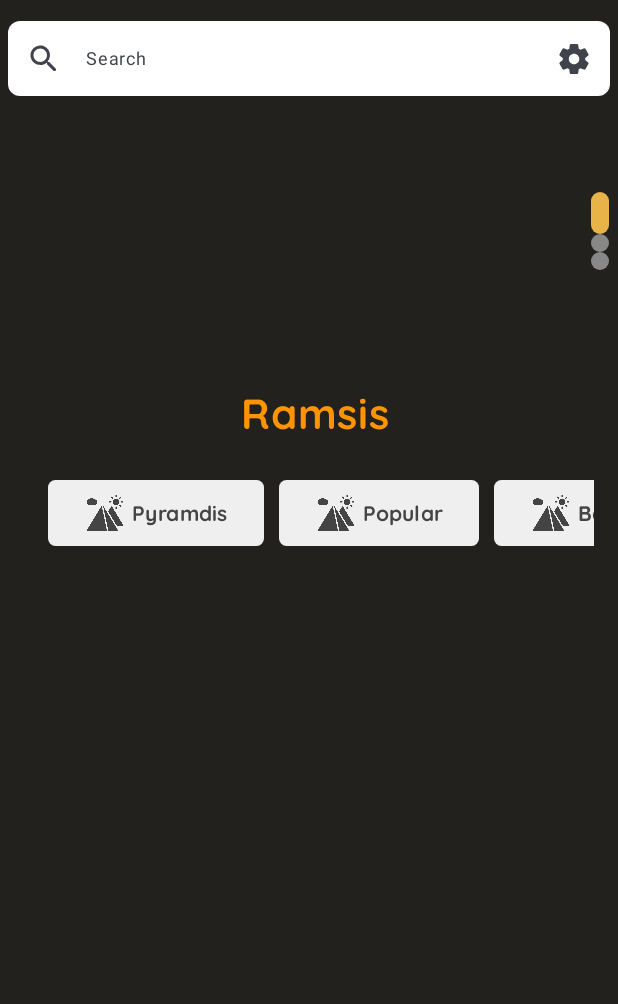
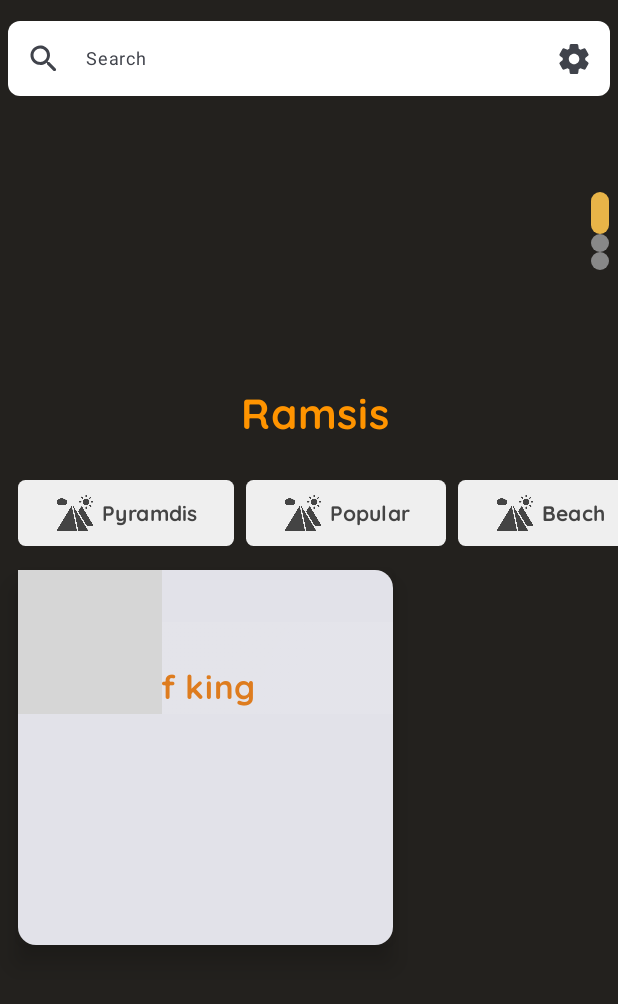
Before and after one commit to mohameddaoudmo/Discover-Egypt, an Android app built with Jetpack Compose: the screen it shows after launch (MainActivity), on a phone screen of 412 x 824 dp, the part 144-1148 px from its top. Run offline under Robolectric (Android 15) with nearby library versions, the light colour scheme and no system bars; grey boxes are pictures that could not be loaded.

Commit message:
Main screen ui

```diff
--- a/app/src/main/java/com/example/discoveregypt/AppRoute.kt
+++ b/app/src/main/java/com/example/discoveregypt/AppRoute.kt
@@ -4,7 +4,7 @@ import androidx.compose.runtime.Composable
 import androidx.navigation.NavHostController
 import androidx.navigation.compose.NavHost
 import androidx.navigation.compose.composable
-import com.example.discoveregypt.screen.HomeScreen
+import com.example.discoveregypt.screen.mainScreen.HomeScreen
 
 object AppRoute {
 
--- /dev/null
+++ b/app/src/main/java/com/example/discoveregypt/screen/mainScreen/CatergroisCard.kt
@@ -0,0 +1,129 @@
+package com.example.discoveregypt.screen.mainScreen
+
+import androidx.compose.foundation.Image
+import androidx.compose.foundation.background
+import androidx.compose.foundation.layout.Arrangement
+import androidx.compose.foundation.layout.Box
+import androidx.compose.foundation.layout.Column
+import androidx.compose.foundation.layout.PaddingValues
+import androidx.compose.foundation.layout.Row
+import androidx.compose.foundation.layout.fillMaxSize
+import androidx.compose.foundation.layout.fillMaxWidth
+import androidx.compose.foundation.layout.height
+import androidx.compose.foundation.layout.padding
+import androidx.compose.foundation.layout.width
+import androidx.compose.foundation.lazy.LazyRow
+import androidx.compose.foundation.lazy.items
+import androidx.compose.foundation.shape.RoundedCornerShape
+import androidx.compose.material3.Card
+import androidx.compose.material3.CardColors
+import androidx.compose.material3.MaterialTheme
+import androidx.compose.material3.Text
+import androidx.compose.runtime.Composable
+import androidx.compose.ui.Alignment
+import androidx.compose.ui.Modifier
+import androidx.compose.ui.draw.clip
+import androidx.compose.ui.draw.shadow
+import androidx.compose.ui.geometry.Offset
+import androidx.compose.ui.graphics.Brush
+import androidx.compose.ui.graphics.Color
+import androidx.compose.ui.layout.ContentScale
+import androidx.compose.ui.modifier.modifierLocalProvider
+import androidx.compose.ui.res.painterResource
+import androidx.compose.ui.text.font.FontFamily
+import androidx.compose.ui.text.font.FontStyle
+import androidx.compose.ui.text.font.FontWeight
+import androidx.compose.ui.tooling.preview.Preview
+import androidx.compose.ui.tooling.preview.Wallpapers
+import androidx.compose.ui.unit.dp
+import androidx.compose.ui.unit.sp
+import com.example.discoveregypt.R
+import com.example.discoveregypt.ui.theme.Gold
+import com.example.discoveregypt.ui.theme.firaSansFamily
+
+data class Places(val name: String, val city: String, val photo: Int?)
+
+val popularplaces = listOf<Places>(Places(name = "Vallay of Kings", city = "Luxor", photo = null))
+
+@Composable
+fun categories() {
+    LazyRow(
+        contentPadding = PaddingValues(horizontal = 12.dp),
+        horizontalArrangement = Arrangement.SpaceEvenly
+    ) {
+        items(popularplaces) {
+            Cardcategories()
+        }
+    }
+}
+
+@Composable
+fun Cardcategories() {
+
+    Card(
+        modifier = Modifier
+            .fillMaxSize()
+            .width(250.dp)
+            .height(250.dp)
+            .shadow(10.dp, RoundedCornerShape(4.dp))
+            .clip(RoundedCornerShape(6.dp))
+    ) {
+
+
+        Box(
+
+
+        ) {
+
+            Image(
+                painter = painterResource(id = R.drawable.ramasis),
+                contentDescription = null,
+                contentScale = ContentScale.Crop
+            )
+            description(modifier = Modifier.align(Alignment.BottomCenter))
+
+
+        }
+    }
+}
+
+@Composable
+fun description(modifier: Modifier = Modifier) {
+    Box(
+        modifier = modifier
+            .fillMaxWidth()
+            .background(
+                Brush.radialGradient(
+                    listOf(
+                        Color(0x12FFFFFF), Color(0xDFFFFFF), Color(0x9FFFFFFF)
+
+                    ), radius = 2200f, center = Offset.Infinite
+                )
+            )
+
+            .padding(4.dp)
+    ) {
+        Column {
+            Text(
+                text = "Luxor",
+                color = Gold,
+                fontSize = 20.sp,
+                fontWeight = FontWeight.Bold,
+                fontFamily = firaSansFamily, fontStyle = FontStyle.Normal
+            )
+            Row() {
+                Text(text = "Vallay of king"
+                    , color = Gold, fontSize = 22.sp,                 fontWeight = FontWeight.Bold,
+                    fontFamily =firaSansFamily)
+
+            }
+        }
+    }
+}
+
+@Preview(showBackground = true, wallpaper = Wallpapers.BLUE_DOMINATED_EXAMPLE)
+@Composable
+fun Cardpreview() {
+    // Preview your composable function here
+    categories()
+}
--- a/app/src/main/java/com/example/discoveregypt/screen/RowOfCatogtireis.kt
+++ b/app/src/main/java/com/example/discoveregypt/screen/mainScreen/RowOfCatogtireis.kt
@@ -1,4 +1,4 @@
-package com.example.discoveregypt.screen
+package com.example.discoveregypt.screen.mainScreen
 
 import androidx.annotation.DrawableRes
 import androidx.compose.foundation.layout.Arrangement
@@ -14,14 +14,11 @@ import androidx.compose.foundation.layout.height
 import androidx.compose.foundation.layout.padding
 import androidx.compose.foundation.layout.width
 import androidx.compose.foundation.lazy.LazyRow
-import androidx.compose.foundation.lazy.items
 import androidx.compose.foundation.lazy.itemsIndexed
 import androidx.compose.foundation.shape.RoundedCornerShape
 import androidx.compose.material3.Button
-import androidx.compose.material3.ButtonColors
 import androidx.compose.material3.ButtonDefaults
 import androidx.compose.material3.Icon
-import androidx.compose.material3.Shapes
 import androidx.compose.material3.Text
 import androidx.compose.runtime.Composable
 import androidx.compose.runtime.getValue
@@ -30,17 +27,12 @@ import androidx.compose.runtime.mutableStateOf
 import androidx.compose.runtime.remember
 import androidx.compose.ui.Alignment
 import androidx.compose.ui.Modifier
-import androidx.compose.ui.draw.clip
 import androidx.compose.ui.graphics.Color
 import androidx.compose.ui.graphics.Color.Companion.DarkGray
-import androidx.compose.ui.graphics.Color.Companion.LightGray
-import androidx.compose.ui.graphics.painter.Painter
 import androidx.compose.ui.res.painterResource
-import androidx.compose.ui.text.font.FontFamily
 import androidx.compose.ui.text.font.FontWeight
 import androidx.compose.ui.unit.dp
 import com.example.discoveregypt.R
-import com.example.discoveregypt.ui.theme.Yellow
 import com.example.discoveregypt.ui.theme.YellowButton
 import com.example.discoveregypt.ui.theme.buttongrey
 import com.example.discoveregypt.ui.theme.firaSansFamily
@@ -66,11 +58,11 @@ fun IngredientsHeader() {
 
     LazyRow(
         verticalAlignment = Alignment.CenterVertically,
-        horizontalArrangement = Arrangement.spacedBy(10.dp),
+        horizontalArrangement = Arrangement.spacedBy(8.dp),
 
-        contentPadding = PaddingValues(start = 16.dp),
+        contentPadding = PaddingValues(start = 12.dp),
         modifier = Modifier
-            .padding(horizontal = 16.dp, vertical = 16.dp)
+            .padding( vertical = 16.dp)
             .fillMaxWidth()
             .height(44.dp)
     ) {
--- a/app/src/main/java/com/example/discoveregypt/screen/Screens.kt
+++ b/app/src/main/java/com/example/discoveregypt/screen/mainScreen/Screens.kt
@@ -1,33 +1,21 @@
 @file:OptIn(ExperimentalMaterial3Api::class)
 
-package com.example.discoveregypt.screen
+package com.example.discoveregypt.screen.mainScreen
 
-import android.graphics.Paint.Align
 import androidx.annotation.DrawableRes
-import androidx.compose.animation.core.tween
-import androidx.compose.foundation.ExperimentalFoundationApi
-import androidx.compose.foundation.Image
 import androidx.compose.foundation.background
 import androidx.compose.foundation.layout.Box
 import androidx.compose.foundation.layout.Column
-import androidx.compose.foundation.layout.IntrinsicSize
 import androidx.compose.foundation.layout.PaddingValues
-import androidx.compose.foundation.layout.Row
-import androidx.compose.foundation.layout.aspectRatio
-import androidx.compose.foundation.layout.fillMaxHeight
 import androidx.compose.foundation.layout.fillMaxSize
 import androidx.compose.foundation.layout.fillMaxWidth
 import androidx.compose.foundation.layout.height
 import androidx.compose.foundation.layout.padding
-import androidx.compose.foundation.layout.size
 import androidx.compose.foundation.layout.width
-import androidx.compose.foundation.pager.HorizontalPager
-import androidx.compose.foundation.pager.rememberPagerState
 import androidx.compose.foundation.rememberScrollState
 import androidx.compose.foundation.shape.RoundedCornerShape
 import androidx.compose.foundation.verticalScroll
 import androidx.compose.material.icons.Icons
-import androidx.compose.material.icons.filled.Menu
 import androidx.compose.material.icons.rounded.Search
 import androidx.compose.material.icons.rounded.Settings
 import androidx.compose.material3.Button
@@ -35,43 +23,20 @@ import androidx.compose.material3.ButtonDefaults
 import androidx.compose.material3.ButtonElevation
 import androidx.compose.material3.ExperimentalMaterial3Api
 import androidx.compose.material3.Icon
-import androidx.compose.material3.IconButton
 import androidx.compose.material3.Scaffold
-import androidx.compose.material3.Shapes
-import androidx.compose.material3.Surface
 import androidx.compose.material3.Text
 import androidx.compose.material3.TextField
 import androidx.compose.material3.TextFieldDefaults
 import androidx.compose.runtime.Composable
-import androidx.compose.runtime.LaunchedEffect
-import androidx.compose.runtime.getValue
-import androidx.compose.runtime.mutableStateOf
-import androidx.compose.runtime.remember
-import androidx.compose.runtime.setValue
-import androidx.compose.runtime.snapshotFlow
-import androidx.compose.ui.Alignment
 import androidx.compose.ui.Modifier
-import androidx.compose.ui.draw.clip
-import androidx.compose.ui.graphics.Brush
 import androidx.compose.ui.graphics.Color
 import androidx.compose.ui.graphics.Color.Companion.Cyan
-import androidx.compose.ui.graphics.Color.Companion.Transparent
-import androidx.compose.ui.graphics.Color.Companion.White
-import androidx.compose.ui.layout.ContentScale
 import androidx.compose.ui.res.painterResource
-import androidx.compose.ui.text.font.FontWeight
-import androidx.compose.ui.text.style.TextAlign
 import androidx.compose.ui.unit.dp
 import androidx.compose.ui.unit.sp
-import androidx.navigation.NavController
 import androidx.navigation.NavHostController
-import com.example.discoveregypt.screen.Header
-import com.example.discoveregypt.screen.IngredientsHeader
 import com.example.discoveregypt.ui.theme.Gray
-import com.example.discoveregypt.ui.theme.White
-import com.example.discoveregypt.ui.theme.Yellow
 import com.example.discoveregypt.ui.theme.screenmain
-import kotlinx.coroutines.delay
 
 @OptIn(ExperimentalMaterial3Api::class)
 @Composable
@@ -89,7 +54,7 @@ fun HomeScreen(navController: NavHostController) {
         ) {
             Header()
             IngredientsHeader()
-
+            categories()
 
         }
 
--- a/app/src/main/java/com/example/discoveregypt/screen/TopRow.kt
+++ b/app/src/main/java/com/example/discoveregypt/screen/mainScreen/TopRow.kt
@@ -1,7 +1,6 @@
-package com.example.discoveregypt.screen
+package com.example.discoveregypt.screen.mainScreen
 
 import androidx.compose.foundation.Image
-import androidx.compose.foundation.background
 import androidx.compose.foundation.layout.Row
 import androidx.compose.foundation.layout.aspectRatio
 import androidx.compose.foundation.layout.fillMaxWidth
@@ -12,19 +11,16 @@ import androidx.compose.material.icons.Icons
 import androidx.compose.material.icons.filled.Menu
 import androidx.compose.material3.Icon
 import androidx.compose.material3.IconButton
-import androidx.compose.material3.MaterialTheme
 import androidx.compose.material3.Text
 import androidx.compose.runtime.Composable
 import androidx.compose.ui.Alignment
 import androidx.compose.ui.Modifier
 import androidx.compose.ui.draw.clip
 import androidx.compose.ui.graphics.Color
-import androidx.compose.ui.graphics.toArgb
 import androidx.compose.ui.res.painterResource
 import androidx.compose.ui.text.font.FontWeight
 import androidx.compose.ui.text.style.TextAlign
 import androidx.compose.ui.tooling.preview.Preview
-import androidx.compose.ui.tooling.preview.Wallpaper
 import androidx.compose.ui.tooling.preview.Wallpapers
 import androidx.compose.ui.unit.dp
 import androidx.compose.ui.unit.sp
--- a/app/src/main/java/com/example/discoveregypt/ui/theme/Color.kt
+++ b/app/src/main/java/com/example/discoveregypt/ui/theme/Color.kt
@@ -15,3 +15,6 @@ val screenmain = Color(0xFF23211e)
 val YellowButton = Color(222,154,30)
 val buttongrey = Color(239,239,239)
 val textYellow = Color(255,148,0)
+
+//val ColorProtection  = Color(255F, 255F, 255F, 0.3F)
+val Gold = Color (222,124,30)
```
Also changed, not shown: app/src/main/java/com/example/discoveregypt/screen/mainScreen/Header.kt (renamed from app/src/main/java/com/example/discoveregypt/screen/Header.kt, +1 -6 lines).
